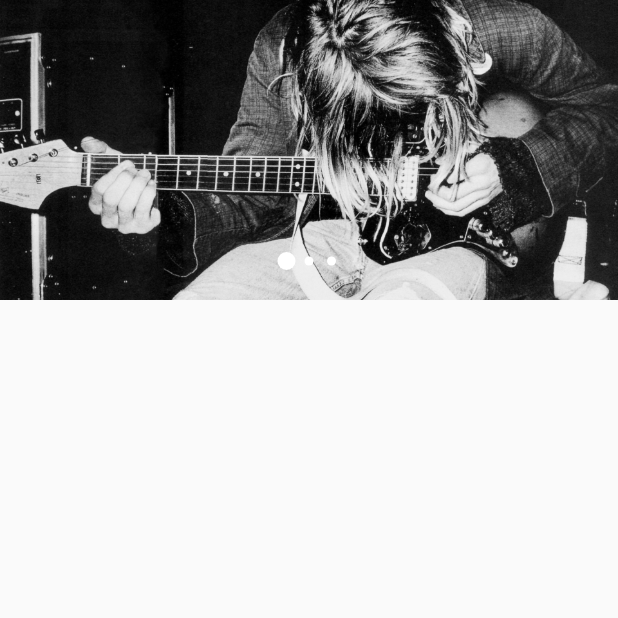
After one commit to hoangtienbo001/my_demo_flutter, a Flutter app: the Dashboard screen opened by its route, on a phone screen of 412 x 824 dp, the top half of it. The commit adds this screen. Run offline on Flutter 3.47's test engine with Material 2 defaults, Android fonts, the phone set to English and light mode, and no system bars; drawn by our look-alikes of carousel_pro.

Commit message:
create banner widget

```diff
--- /dev/null
+++ b/lib/screems/dashboard/widgets/banner.dart
@@ -0,0 +1,44 @@
+import 'package:carousel_pro/carousel_pro.dart';
+import 'package:flutter/material.dart';
+
+class MyBanner extends StatelessWidget {
+  const MyBanner({
+    Key? key,
+  }) : super(key: key);
+
+  @override
+  Widget build(BuildContext context) {
+    return Container(
+      child: Center(
+        child: ListView(
+          children: [
+            SizedBox(
+              height: 200,
+              width: double.infinity,
+              child: Carousel(
+                dotSize: 6.0,
+                dotSpacing: 15.0,
+                dotPosition: DotPosition.bottomCenter,
+                dotColor: Colors.white,
+                dotBgColor: Colors.purple.withOpacity(0),
+                images: [
+                  Image.asset(
+                    'assets/image/anh1.jpg',
+                    fit: BoxFit.cover,
+                  ),
+                  Image.asset(
+                    'assets/image/anh2.png',
+                    fit: BoxFit.cover,
+                  ),Image.asset(
+                    'assets/image/anh3.jpg',
+                    fit: BoxFit.cover,
+                  )
+                ],
+              ),
+            )
+          ],
+        ),
+      ),
+    );
+  }
+}
```
Also changed, not shown: lib/screems/dashboard/dashboard.dart (+2 -33 lines).
